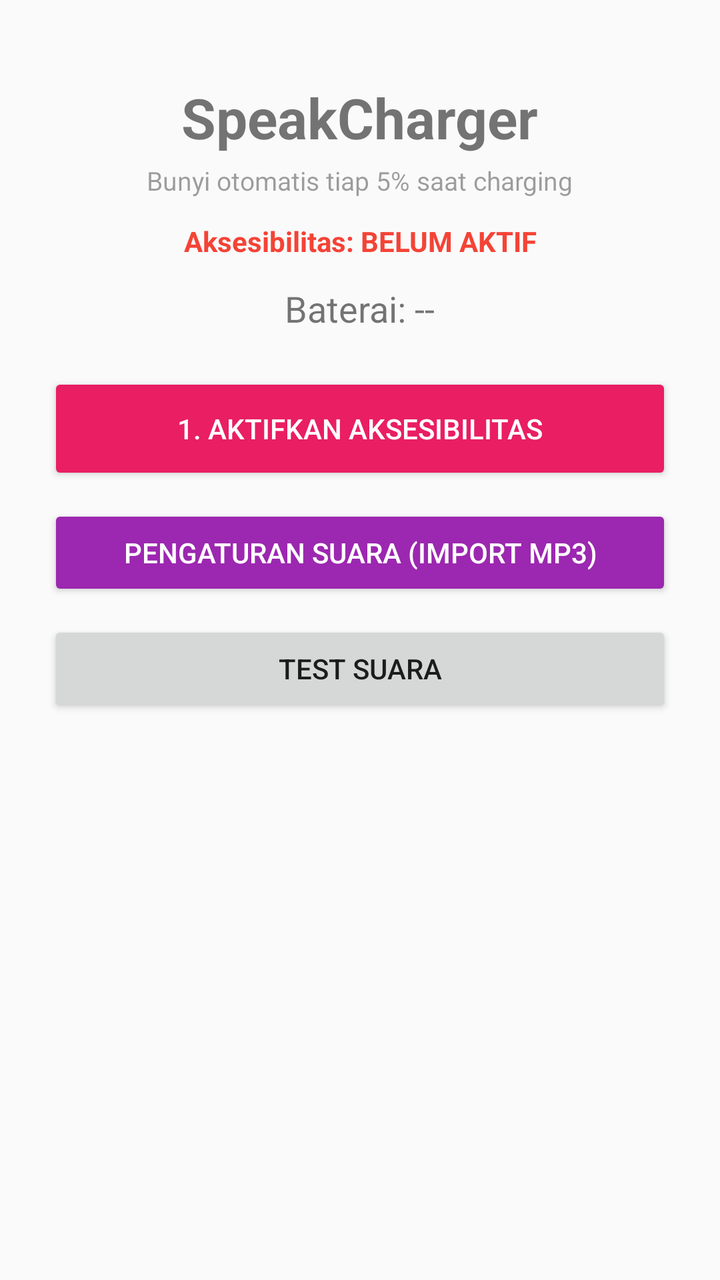
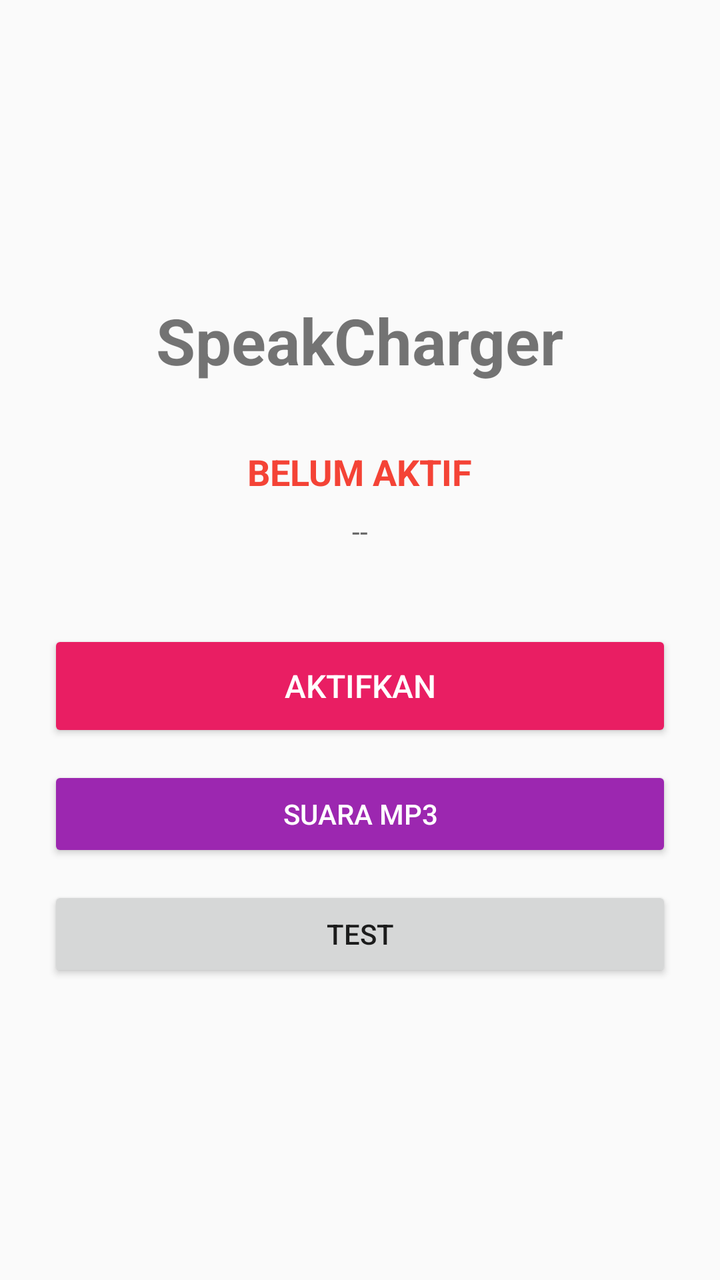

Screens rendered from an Android XML layout before and after an edit, with the pre-edit source and the edit as a unified diff.
<!-- AndroidManifest.xml: application theme Theme.AppCompat.Light.DarkActionBar -->
<!-- res/layout/activity_main.xml -->
<?xml version="1.0" encoding="utf-8"?>
<ScrollView xmlns:android="http://schemas.android.com/apk/res/android"
    android:layout_width="match_parent"
    android:layout_height="match_parent">

    <LinearLayout
        android:layout_width="match_parent"
        android:layout_height="wrap_content"
        android:orientation="vertical"
        android:padding="24dp"
        android:gravity="center_horizontal">

        <TextView
            android:text="SpeakCharger"
            android:textSize="28sp"
            android:textStyle="bold"
            android:layout_marginTop="16dp"
            android:layout_marginBottom="4dp"
            android:layout_width="wrap_content"
            android:layout_height="wrap_content"/>

        <TextView
            android:text="Bunyi otomatis tiap 5% saat charging"
            android:textSize="13sp"
            android:alpha="0.7"
            android:layout_marginBottom="12dp"
            android:layout_width="wrap_content"
            android:layout_height="wrap_content"/>

        <TextView
            android:id="@+id/tvAccessStatus"
            android:text="Aksesibilitas: BELUM AKTIF"
            android:textSize="14sp"
            android:textStyle="bold"
            android:textColor="#F44336"
            android:gravity="center"
            android:layout_marginBottom="12dp"
            android:layout_width="wrap_content"
            android:layout_height="wrap_content"/>

        <TextView
            android:id="@+id/tvPrepare"
            android:text=""
            android:textSize="12sp"
            android:textColor="#4CAF50"
            android:visibility="gone"
            android:layout_marginBottom="12dp"
            android:layout_width="wrap_content"
            android:layout_height="wrap_content"/>

        <TextView
            android:id="@+id/tvBattery"
            android:text="Baterai: --"
            android:textSize="18sp"
            android:gravity="center"
            android:lineSpacingExtra="6dp"
            android:layout_marginBottom="20dp"
            android:layout_width="wrap_content"
            android:layout_height="wrap_content"/>

        <Button
            android:id="@+id/btnAccessibility"
            android:text="1. AKTIFKAN AKSESIBILITAS"
            android:textSize="14sp"
            android:backgroundTint="#E91E63"
            android:textColor="#FFFFFF"
            android:layout_width="match_parent"
            android:layout_height="56dp"
            android:layout_marginBottom="10dp"/>

        <Button
            android:id="@+id/btnSettings"
            android:text="Pengaturan Suara (Import MP3)"
            android:textSize="14sp"
            android:backgroundTint="#9C27B0"
            android:textColor="#FFFFFF"
            android:layout_width="match_parent"
            android:layout_height="48dp"
            android:layout_marginBottom="10dp"/>

        <Button
            android:id="@+id/btnTest"
            android:text="Test Suara"
            android:textSize="14sp"
            android:layout_width="match_parent"
            android:layout_height="48dp"
            android:layout_marginBottom="20dp"/>

        <TextView
            android:id="@+id/tvStatus"
            android:text=""
            android:textSize="13sp"
            android:gravity="center"
            android:lineSpacingExtra="3dp"
            android:layout_marginBottom="24dp"
            android:layout_width="wrap_content"
            android:layout_height="wrap_content"/>

    </LinearLayout>
</ScrollView>
<!-- resources referenced by this layout -->
<resources>

</resources>

<!-- the commit's change to res/layout/activity_main.xml (unified diff, before → after) -->
@@ -1,100 +1,63 @@
 <?xml version="1.0" encoding="utf-8"?>
-<ScrollView xmlns:android="http://schemas.android.com/apk/res/android"
+<LinearLayout xmlns:android="http://schemas.android.com/apk/res/android"
     android:layout_width="match_parent"
-    android:layout_height="match_parent">
+    android:layout_height="match_parent"
+    android:orientation="vertical"
+    android:padding="24dp"
+    android:gravity="center">
 
-    <LinearLayout
+    <TextView
+        android:text="SpeakCharger"
+        android:textSize="32sp"
+        android:textStyle="bold"
+        android:layout_marginBottom="32dp"
+        android:layout_width="wrap_content"
+        android:layout_height="wrap_content"/>
+
+    <TextView
+        android:id="@+id/tvAccessStatus"
+        android:text="BELUM AKTIF"
+        android:textSize="18sp"
+        android:textStyle="bold"
+        android:textColor="#F44336"
+        android:layout_marginBottom="8dp"
+        android:layout_width="wrap_content"
+        android:layout_height="wrap_content"/>
+
+    <TextView
+        android:id="@+id/tvBattery"
+        android:text="--"
+        android:textSize="14sp"
+        android:textColor="#666666"
+        android:layout_marginBottom="40dp"
+        android:layout_width="wrap_content"
+        android:layout_height="wrap_content"/>
+
+    <Button
+        android:id="@+id/btnAccessibility"
+        android:text="Aktifkan"
+        android:textSize="16sp"
+        android:textColor="#FFFFFF"
+        android:backgroundTint="#E91E63"
         android:layout_width="match_parent"
-        android:layout_height="wrap_content"
-        android:orientation="vertical"
-        android:padding="24dp"
-        android:gravity="center_horizontal">
+        android:layout_height="56dp"
+        android:layout_marginBottom="12dp"/>
 
-        <TextView
-            android:text="SpeakCharger"
-            android:textSize="28sp"
-            android:textStyle="bold"
-            android:layout_marginTop="16dp"
-            android:layout_marginBottom="4dp"
-            android:layout_width="wrap_content"
-            android:layout_height="wrap_content"/>
+    <Button
+        android:id="@+id/btnSettings"
+        android:text="Suara MP3"
+        android:textSize="14sp"
+        android:textColor="#FFFFFF"
+        android:backgroundTint="#9C27B0"
+        android:layout_width="match_parent"
+        android:layout_height="48dp"
+        android:layout_marginBottom="12dp"/>
 
-        <TextView
-            android:text="Bunyi otomatis tiap 5% saat charging"
-            android:textSize="13sp"
-            android:alpha="0.7"
-            android:layout_marginBottom="12dp"
-            android:layout_width="wrap_content"
-            android:layout_height="wrap_content"/>
+    <Button
+        android:id="@+id/btnTest"
+        android:text="Test"
+        android:textSize="14sp"
+        android:layout_width="match_parent"
+        android:layout_height="48dp"/>
 
-        <TextView
-            android:id="@+id/tvAccessStatus"
-            android:text="Aksesibilitas: BELUM AKTIF"
-            android:textSize="14sp"
-            android:textStyle="bold"
-            android:textColor="#F44336"
-            android:gravity="center"
-            android:layout_marginBottom="12dp"
-            android:layout_width="wrap_content"
-            android:layout_height="wrap_content"/>
-
-        <TextView
-            android:id="@+id/tvPrepare"
-            android:text=""
-            android:textSize="12sp"
-            android:textColor="#4CAF50"
-            android:visibility="gone"
-            android:layout_marginBottom="12dp"
-            android:layout_width="wrap_content"
-            android:layout_height="wrap_content"/>
-
-        <TextView
-            android:id="@+id/tvBattery"
-            android:text="Baterai: --"
-            android:textSize="18sp"
-            android:gravity="center"
-            android:lineSpacingExtra="6dp"
-            android:layout_marginBottom="20dp"
-            android:layout_width="wrap_content"
-            android:layout_height="wrap_content"/>
-
-        <Button
-            android:id="@+id/btnAccessibility"
-            android:text="1. AKTIFKAN AKSESIBILITAS"
-            android:textSize="14sp"
-            android:backgroundTint="#E91E63"
-            android:textColor="#FFFFFF"
-            android:layout_width="match_parent"
-            android:layout_height="56dp"
-            android:layout_marginBottom="10dp"/>
-
-        <Button
-            android:id="@+id/btnSettings"
-            android:text="Pengaturan Suara (Import MP3)"
-            android:textSize="14sp"
-            android:backgroundTint="#9C27B0"
-            android:textColor="#FFFFFF"
-            android:layout_width="match_parent"
-            android:layout_height="48dp"
-            android:layout_marginBottom="10dp"/>
-
-        <Button
-            android:id="@+id/btnTest"
-            android:text="Test Suara"
-            android:textSize="14sp"
-            android:layout_width="match_parent"
-            android:layout_height="48dp"
-            android:layout_marginBottom="20dp"/>
-
-        <TextView
-            android:id="@+id/tvStatus"
-            android:text=""
-            android:textSize="13sp"
-            android:gravity="center"
-            android:lineSpacingExtra="3dp"
-            android:layout_marginBottom="24dp"
-            android:layout_width="wrap_content"
-            android:layout_height="wrap_content"/>
-
-    </LinearLayout>
-</ScrollView>
+</LinearLayout>
